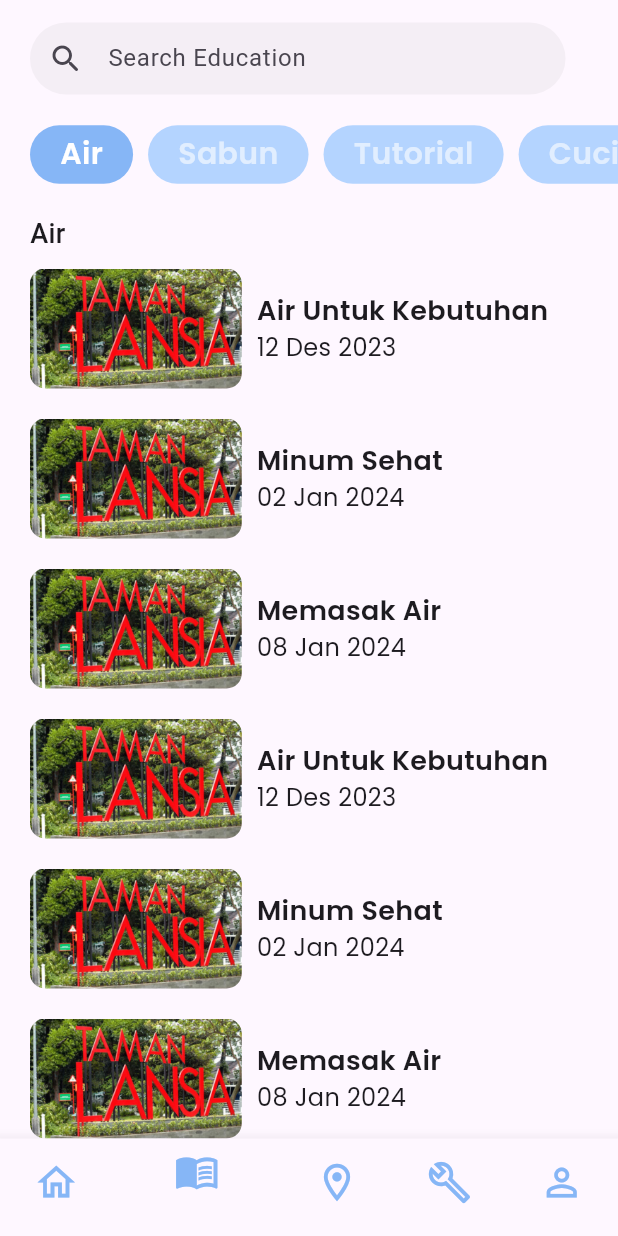
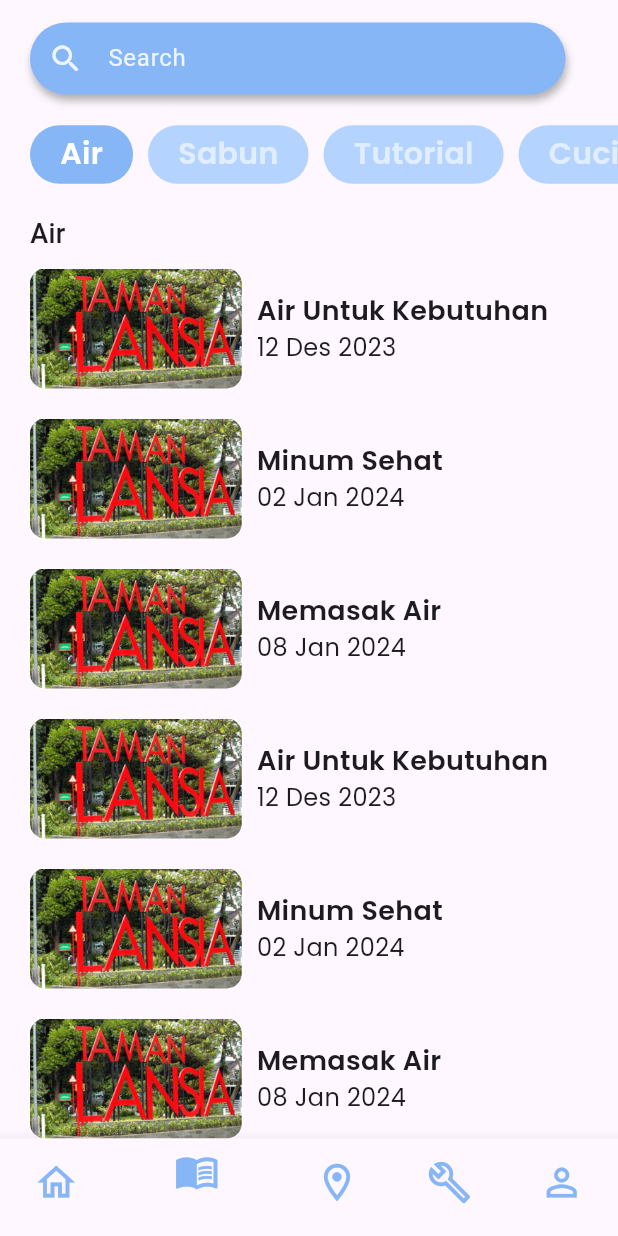
Before and after one commit to raihansyahrin/naara_app, a Flutter app: the screen it shows after launch, item 2 of the bottom bar chosen, on a phone screen of 412 x 824 dp. Run offline on Flutter 3.47's test engine with Material 3 defaults, Android fonts, the phone set to English and light mode, and no system bars; our stand-ins replace google_fonts, google_maps_flutter.

Commit message:
add shadown in search field

```diff
--- a/lib/widgets/education_page/search_field_widget.dart
+++ b/lib/widgets/education_page/search_field_widget.dart
@@ -1,4 +1,5 @@
 import 'package:flutter/material.dart';
+import 'package:hackfest2024_naara/themes/colors.dart';
 
 class SearchField extends StatelessWidget {
   const SearchField({
@@ -15,19 +16,29 @@ class SearchField extends StatelessWidget {
             child: Container(
               decoration: BoxDecoration(
                 borderRadius: BorderRadius.circular(50),
-                color: Colors.grey.withOpacity(0.1),
+                color: primary,
+                boxShadow: [
+                  BoxShadow(
+                    color: Colors.grey.withOpacity(0.8),
+                    spreadRadius: 0,
+                    blurRadius: 4,
+                    offset: Offset(1, 4),
+                  ),
+                ],
               ),
               child: TextField(
                 textAlign: TextAlign.start,
                 textAlignVertical: TextAlignVertical.center,
                 decoration: InputDecoration(
-                  hintText: 'Search Education',
+                  hintText: 'Search',
+                  hintStyle: TextStyle(color: tertiary),
                   contentPadding: EdgeInsets.symmetric(horizontal: 15),
                   prefixIcon: Padding(
                     padding: const EdgeInsets.all(12),
                     child: Icon(
                       Icons.search_rounded,
                       size: 24,
+                      color: tertiary,
                     ),
                   ),
                   border: InputBorder.none,
```
